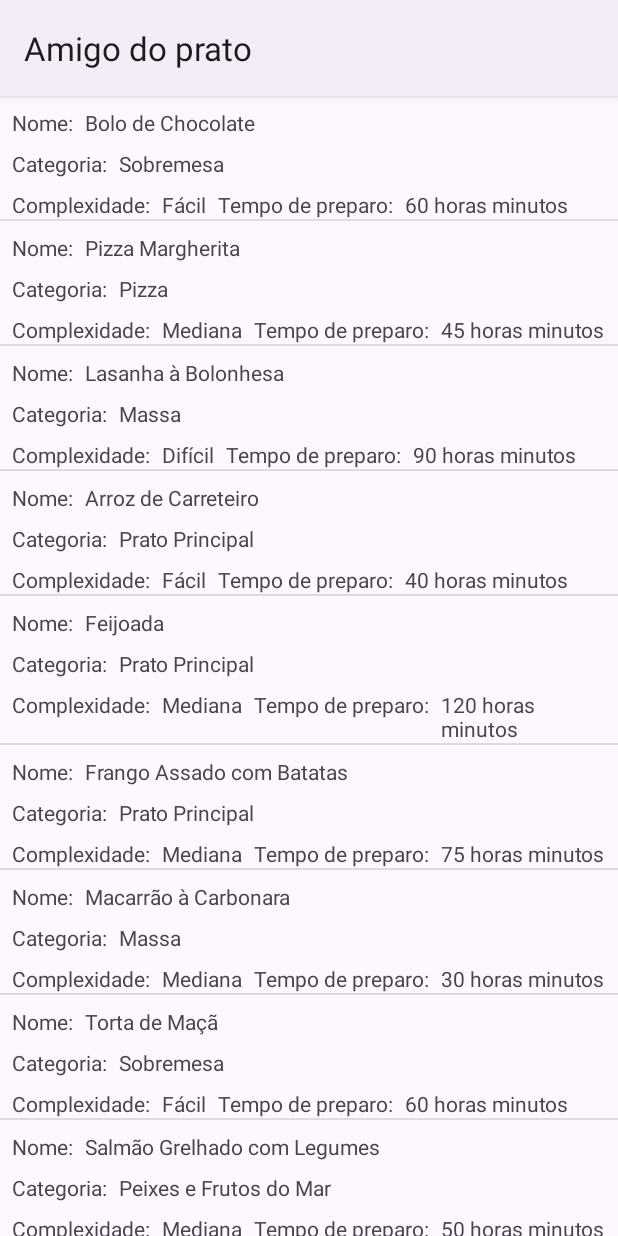
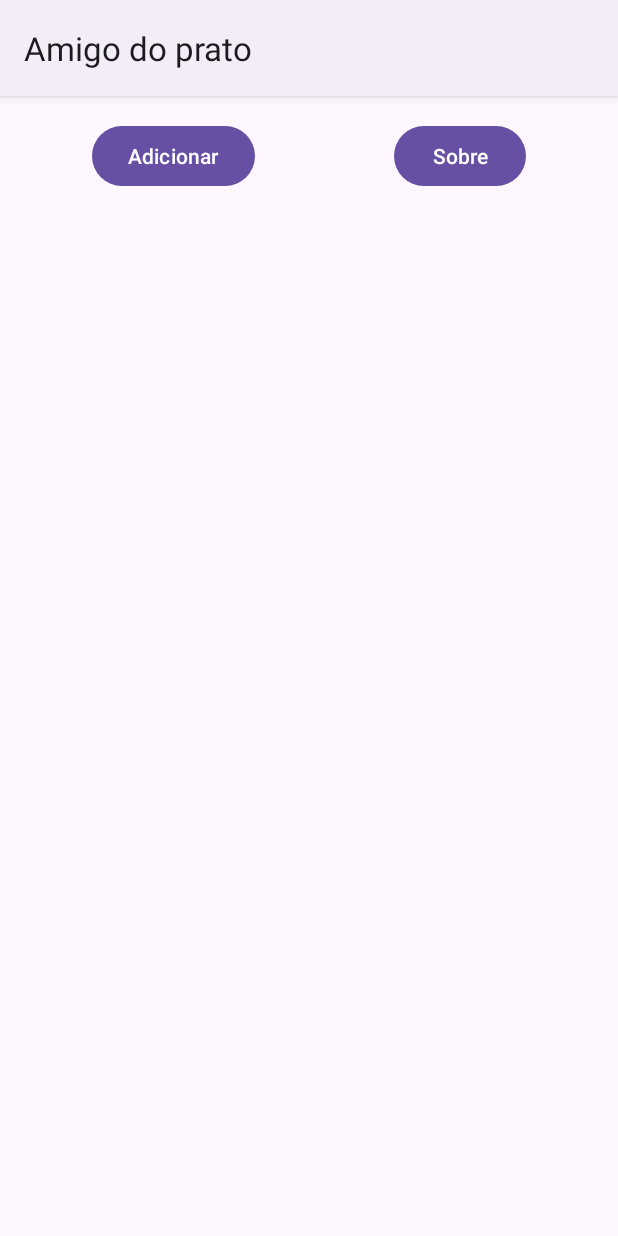
Before and after one commit to guisussel/amigo-do-prato, an Android app: the screen it shows after launch (ListaReceitasActivity), on a phone screen of 412 x 824 dp. Run offline under Robolectric (Android 15) with nearby library versions, the phone set to English and light mode, and no system bars.

Commit message:
entrega 3

```diff
--- a/app/src/main/AndroidManifest.xml
+++ b/app/src/main/AndroidManifest.xml
@@ -12,6 +12,8 @@
         android:supportsRtl="true"
         android:theme="@style/Theme.AmigoDoPrato"
         tools:targetApi="31">
+        <activity android:name=".SobreActivity" />
+        <activity android:name=".NovaReceitaActivity"/>
         <activity
             android:name=".ListaReceitasActivity"
             android:exported="true">
@@ -21,9 +23,6 @@
                 <category android:name="android.intent.category.LAUNCHER" />
             </intent-filter>
         </activity>
-        <activity
-            android:name=".MainActivity">
-        </activity>
     </application>
 
 </manifest>
--- a/app/src/main/java/com/example/amigodoprato/ListaReceitasActivity.java
+++ b/app/src/main/java/com/example/amigodoprato/ListaReceitasActivity.java
@@ -1,10 +1,14 @@
 package com.example.amigodoprato;
 
+import androidx.annotation.Nullable;
 import androidx.appcompat.app.AppCompatActivity;
 
+import android.app.Activity;
+import android.content.Intent;
 import android.os.Bundle;
 import android.view.View;
 import android.widget.AdapterView;
+import android.widget.ArrayAdapter;
 import android.widget.ListView;
 import android.widget.Toast;
 
@@ -13,11 +17,13 @@ import java.util.ArrayList;
 public class ListaReceitasActivity extends AppCompatActivity {
 
     private ListView listViewReceitas;
+    private ArrayList<Receita> listaDeReceitas;
+    private ReceitaAdapter receitaAdapter;
 
     @Override
     protected void onCreate(Bundle savedInstanceState) {
         super.onCreate(savedInstanceState);
-        setContentView(R.layout.activity_list_recipes);
+        setContentView(R.layout.activity_lista_receitas);
 
         listViewReceitas = findViewById(R.id.listViewReceitas);
 
@@ -30,9 +36,9 @@ public class ListaReceitasActivity extends AppCompatActivity {
                 Receita receita = (Receita) listViewReceitas.getItemAtPosition(position);
 
                 String mensagem = getString(R.string.a_receita) + receita.getNome()
-                        + getString(R.string.eh) + receita.getComplexidade()
-                        + getString(R.string.de_fazer_e_um_a) + receita.getCategoria()
-                        + getString(R.string.que_levara) + receita.getTempoDePreparo() + getString(R.string.minutos_para_preparar);
+                        + getString(R.string.e_de_nivel) + receita.getComplexidade()
+                        + getString(R.string.da_categoria) + receita.getCategoria()
+                        + getString(R.string.e_seus_ingredientes_sao) + receita.getTipoDeIngredientes();
 
                 Toast.makeText(getApplicationContext(), mensagem, Toast.LENGTH_SHORT).show();
             }
@@ -42,21 +48,39 @@ public class ListaReceitasActivity extends AppCompatActivity {
 
     private void popularListaDeReceitas() {
 
-        String[] nomes = getResources().getStringArray(R.array.nomes);
-        String[] categorias = getResources().getStringArray(R.array.categorias);
-        String[] complexidades = getResources().getStringArray(R.array.complexidades);
-        String[] temposDePreparo = getResources().getStringArray(R.array.tempos_de_preparo);
+        listaDeReceitas = new ArrayList<>();
 
-        ArrayList<Receita> arrayListReceitas = new ArrayList<>();
-
-        for(int i = 0; i < nomes.length; i++) {
-            arrayListReceitas.add(new Receita(nomes[i], complexidades[i], categorias[i], temposDePreparo[i]));
-        }
-
-        ReceitaAdapter receitaAdapter = new ReceitaAdapter(this, arrayListReceitas);
+        receitaAdapter = new ReceitaAdapter(this, listaDeReceitas);
 
         listViewReceitas.setAdapter(receitaAdapter);
 
     }
 
+    public void adicionarNovaReceita(View view) {
+        NovaReceitaActivity.novaReceitaActivity(this);
+    }
+
+    public void abrirSobre(View view) {
+        SobreActivity.abrirActivitySobre(this);
+    }
+
+    @Override
+    protected void onActivityResult(int requestCode, int resultCode, @Nullable Intent data) {
+        super.onActivityResult(requestCode, resultCode, data);
+
+        if (resultCode == Activity.RESULT_OK) {
+
+            Bundle bundle = data.getExtras();
+
+            String nomeReceita = bundle.getString(NovaReceitaActivity.NOME);
+            String complexidade = bundle.getString(NovaReceitaActivity.COMPLEXIDADE);
+            String tipoIngredientes = bundle.getString(NovaReceitaActivity.TIPO_INGREDIENTES);
+            String categoria = bundle.getString(NovaReceitaActivity.CATEGORIA);
+
+            Receita receita = new Receita(nomeReceita, complexidade, categoria, tipoIngredientes);
+
+            listaDeReceitas.add(receita);
+
+        }
+    }
 }
--- a/app/src/main/java/com/example/amigodoprato/ReceitaAdapter.java
+++ b/app/src/main/java/com/example/amigodoprato/ReceitaAdapter.java
@@ -19,7 +19,7 @@ public class ReceitaAdapter extends BaseAdapter {
         public TextView textViewNome;
         public TextView textViewCategoria;
         public TextView textViewComplexidade;
-        public TextView textViewTempoDePreparo;
+        public TextView textViewTipoDeIngredientes;
     }
 
     public ReceitaAdapter(Context context, List<Receita> listaDeReceitas) {
@@ -55,7 +55,7 @@ public class ReceitaAdapter extends BaseAdapter {
             receitaHolder.textViewNome = view.findViewById(R.id.textViewValorNome);
             receitaHolder.textViewCategoria = view.findViewById(R.id.textViewValorCategoria);
             receitaHolder.textViewComplexidade = view.findViewById(R.id.textViewValorComplexidade);
-            receitaHolder.textViewTempoDePreparo = view.findViewById(R.id.textViewValorTempoDePreparo);
+            receitaHolder.textViewTipoDeIngredientes = view.findViewById(R.id.textViewValorTipoDeIngredientes);
 
             view.setTag(receitaHolder);
 
@@ -67,8 +67,8 @@ public class ReceitaAdapter extends BaseAdapter {
             receitaHolder.textViewNome.setText(listaDeReceitas.get(i).getNome());
             receitaHolder.textViewCategoria.setText(listaDeReceitas.get(i).getCategoria());
             receitaHolder.textViewComplexidade.setText(listaDeReceitas.get(i).getComplexidade());
-            String tempoDePreparo = listaDeReceitas.get(i).getTempoDePreparo() + context.getString(R.string.horas) + " minutos";
-            receitaHolder.textViewTempoDePreparo.setText(tempoDePreparo);
+            String tipoDeIngredientes = listaDeReceitas.get(i).getTipoDeIngredientes();
+            receitaHolder.textViewTipoDeIngredientes.setText(tipoDeIngredientes);
 
         return view;
 
--- a/app/src/main/res/layout/activity_list_recipes.xml
+++ /dev/null
@@ -1,16 +0,0 @@
-<?xml version="1.0" encoding="utf-8"?>
-<androidx.appcompat.widget.LinearLayoutCompat xmlns:android="http://schemas.android.com/apk/res/android"
-    xmlns:app="http://schemas.android.com/apk/res-auto"
-    xmlns:tools="http://schemas.android.com/tools"
-    android:layout_width="match_parent"
-    android:layout_height="match_parent"
-    tools:context=".ListaReceitasActivity">
-
-    <ListView
-        android:id="@+id/listViewReceitas"
-        android:layout_width="match_parent"
-        android:layout_height="match_parent"
-        tools:layout_editor_absoluteX="1dp"
-        tools:layout_editor_absoluteY="1dp"
-        tools:listitem="@layout/item_lista_receita"/>
-</androidx.appcompat.widget.LinearLayoutCompat>
--- /dev/null
+++ b/app/src/main/res/layout/activity_lista_receitas.xml
@@ -0,0 +1,47 @@
+<?xml version="1.0" encoding="utf-8"?>
+<androidx.constraintlayout.widget.ConstraintLayout xmlns:android="http://schemas.android.com/apk/res/android"
+    xmlns:app="http://schemas.android.com/apk/res-auto"
+    xmlns:tools="http://schemas.android.com/tools"
+    android:layout_width="match_parent"
+    android:layout_height="match_parent"
+    tools:context=".ListaReceitasActivity">
+
+    <Button
+        android:id="@+id/buttonAdicionar"
+        android:layout_width="wrap_content"
+        android:layout_height="wrap_content"
+        android:layout_marginTop="16dp"
+        android:layout_marginEnd="16dp"
+        android:layout_marginRight="16dp"
+        android:onClick="adicionarNovaReceita"
+        android:text="@string/adicionar"
+        app:layout_constraintEnd_toStartOf="@+id/buttonSobre"
+        app:layout_constraintStart_toStartOf="parent"
+        app:layout_constraintTop_toTopOf="parent" />
+
+    <Button
+        android:id="@+id/buttonSobre"
+        android:layout_width="wrap_content"
+        android:layout_height="wrap_content"
+        android:layout_marginStart="16dp"
+        android:layout_marginLeft="16dp"
+        android:layout_marginTop="16dp"
+        android:onClick="abrirSobre"
+        android:text="@string/sobre"
+        app:layout_constraintEnd_toEndOf="parent"
+        app:layout_constraintStart_toEndOf="@+id/buttonAdicionar"
+        app:layout_constraintTop_toTopOf="parent" />
+
+    <ListView
+        android:id="@+id/listViewReceitas"
+        android:layout_width="match_parent"
+        android:layout_height="0dp"
+        android:layout_marginTop="24dp"
+        app:layout_constraintTop_toBottomOf="@+id/buttonAdicionar"
+        tools:listitem="@layout/item_lista_receita">
+
+
+    </ListView>
+
+
+</androidx.constraintlayout.widget.ConstraintLayout>
--- a/app/src/main/res/layout/item_lista_receita.xml
+++ b/app/src/main/res/layout/item_lista_receita.xml
@@ -73,18 +73,18 @@
         app:layout_constraintTop_toBottomOf="@+id/textViewValorCategoria" />
 
     <TextView
-        android:id="@+id/textViewLabelTempoDePreparo"
+        android:id="@+id/textViewLabelTipoDeIngredientes"
         android:layout_width="wrap_content"
         android:layout_height="wrap_content"
         android:layout_marginStart="8dp"
         android:layout_marginLeft="8dp"
         android:layout_marginTop="8dp"
-        android:text="@string/tempo_de_preparo"
+        android:text="@string/tipo_de_ingredientes"
         app:layout_constraintStart_toEndOf="@+id/textViewValorComplexidade"
         app:layout_constraintTop_toBottomOf="@+id/textViewValorCategoria" />
 
     <TextView
-        android:id="@+id/textViewValorTempoDePreparo"
+        android:id="@+id/textViewValorTipoDeIngredientes"
         android:layout_width="0dp"
         android:layout_height="wrap_content"
         android:layout_marginStart="8dp"
@@ -92,6 +92,6 @@
         android:layout_marginEnd="8dp"
         android:layout_marginRight="8dp"
         app:layout_constraintEnd_toEndOf="parent"
-        app:layout_constraintStart_toEndOf="@+id/textViewLabelTempoDePreparo"
-        app:layout_constraintTop_toTopOf="@+id/textViewLabelTempoDePreparo" />
+        app:layout_constraintStart_toEndOf="@+id/textViewLabelTipoDeIngredientes"
+        app:layout_constraintTop_toTopOf="@+id/textViewLabelTipoDeIngredientes" />
 </androidx.constraintlayout.widget.ConstraintLayout>
--- a/app/src/main/res/values/strings.xml
+++ b/app/src/main/res/values/strings.xml
@@ -1,7 +1,7 @@
 <resources>
     <string name="app_name">Amigo do prato</string>
     <string name="digite_o_nome">Digite o nome</string>
-    <string name="qual_o_nome_do_seu_prato">Qual o nome do seu prato?</string>
+    <string name="qual_o_nome_da_sua_receita">Qual o nome da sua receita?</string>
     <string name="qual_o_nivel_de_complexidade">Qual o nível de complexidade?</string>
     <string name="iniciante">Iniciante</string>
     <string name="intermediario">Intermediário</string>
@@ -9,6 +9,7 @@
     <string name="que_tipos_de_ingrediente_utilizara">Que tipos de ingrediente utilizará?</string>
     <string name="frescos">Frescos</string>
     <string name="congelados">Congelados</string>
+    <string name="frescos_e_congelados">Frescos e Congelados</string>
     <string name="qual_a_categoria_da_receita">Qual a categoria da receita?</string>
     <string name="salvar">Salvar</string>
     <string name="limpar">Limpar</string>
@@ -24,8 +25,17 @@
     <string name="complexidade">Complexidade:</string>
     <string name="horas">" horas"</string>
     <string name="minutos_para_preparar">" minutos para preparar!"</string>
-    <string name="que_levara">" que levará "</string>
-    <string name="de_fazer_e_um_a">" de fazer, é um(a) "</string>
-    <string name="eh">" é "</string>
-    <string name="a_receita">A receita </string>
+    <string name="e_seus_ingredientes_sao">" e seus ingredientes são "</string>
+    <string name="da_categoria">" da categoria "</string>
+    <string name="e_de_nivel">" é de nível "</string>
+    <string name="a_receita">"A receita "</string>
+    <string name="sobre_objetivo">Aplicativo que lista receitas culinárias, ingredientes e modo de preparo.</string>
+    <string name="autor">Autor: Guilherme Rodrigues Sussel \nEspecialização em linguagem Java \n susselguilherme@gmail.com</string>
+    <string name="adicionar">Adicionar</string>
+    <string name="sobre">Sobre</string>
+    <string name="minutos">minutos</string>
+    <string name="nova_receita">Nova receita</string>
+    <string name="editor_receita">Editor receita</string>
+    <string name="receita_salva_com_sucesso">Receita salva com sucesso!</string>
+    <string name="tipo_de_ingredientes">Tipo de ingredientes: </string>
 </resources>
```
Also changed, not shown: app/src/main/java/com/example/amigodoprato/MainActivity.java (deleted, +0 -104 lines), app/src/main/java/com/example/amigodoprato/NovaReceitaActivity.java (added, +184 -0 lines), app/src/main/java/com/example/amigodoprato/Receita.java (+11 -7 lines), app/src/main/java/com/example/amigodoprato/SobreActivity.java (added, +22 -0 lines), app/src/main/res/layout/activity_nova_receita.xml (renamed from app/src/main/res/layout/activity_main.xml, +6 -6 lines), app/src/main/res/layout/activity_sobre.xml (added, +52 -0 lines), app/src/main/res/drawable/logo_utfpr.png (added), 2 other files.
